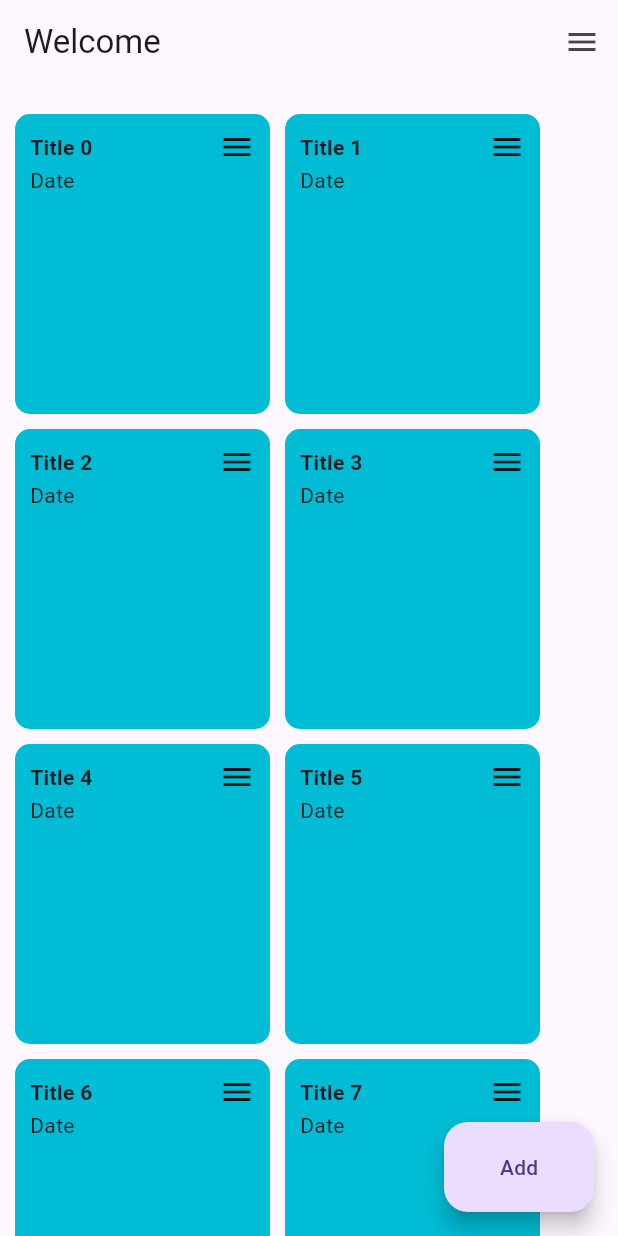
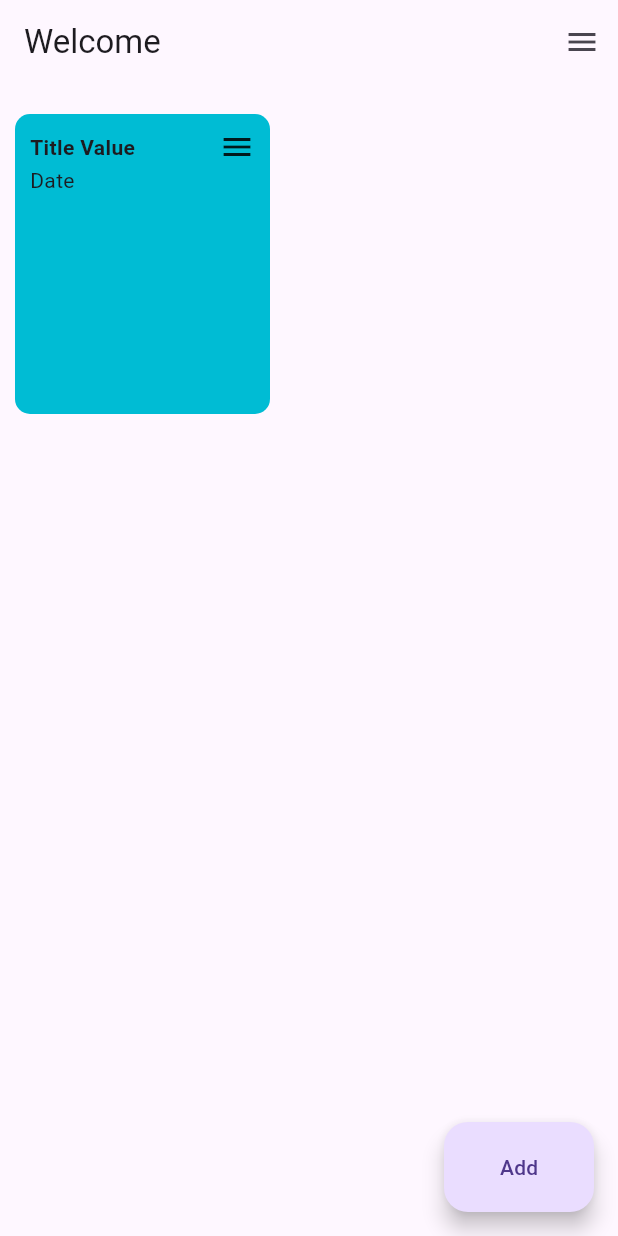
Before and after one commit to ishankanaujiya/note_app, a Flutter app: the screen it shows after launch, after a tap on the "menu" icon, on a phone screen of 412 x 824 dp. Run offline on Flutter 3.47's test engine with Material 3 defaults, Android fonts, the phone set to English and light mode, and no system bars.

Commit message:
Folder Added in the Home Page Dynamically

```diff
--- a/lib/CreateFolders.dart
+++ b/lib/CreateFolders.dart
@@ -1,4 +1,5 @@
 import 'package:flutter/material.dart';
+import 'package:note_app/MainHome.dart';
 class CreateNewFolders extends StatefulWidget {
   @override
   State<CreateNewFolders> createState() => _CreateNewFoldersState();
@@ -19,7 +20,10 @@ class _CreateNewFoldersState extends State<CreateNewFolders> {
         centerTitle: true,
         leading: IconButton(
             onPressed: () {
-              Navigator.pop(context);
+              //Navigator.pop(context);
+              Navigator.pushReplacement(context, MaterialPageRoute(
+                builder: (context) => Home(folderName)
+              ));
             },
             icon: Icon(Icons.keyboard_backspace_rounded),
         ),
--- a/lib/MainHome.dart
+++ b/lib/MainHome.dart
@@ -1,8 +1,10 @@
 import 'package:flutter/material.dart';
 import 'package:note_app/CreateFolders.dart';
 class Home extends StatefulWidget {
+  List<String> folderName = [];
+  Home(this.folderName);
   @override
-  State<Home> createState() => _HomeState();
+  State<Home> createState() => _HomeState(folderName);
 }
 
 class _HomeState extends State<Home> {
@@ -10,6 +12,12 @@ class _HomeState extends State<Home> {
   double floatingActionButtonHeight = 60;
   bool clickCheck = false;
   List<List<String>> folderList = [["Default"]];
+
+  List<String> folderName = [];
+  _HomeState(this.folderName);
+
+  var folderNameLength = 0;
+
   @override
   Widget build(BuildContext context) {
     return Scaffold(
@@ -32,8 +40,13 @@ class _HomeState extends State<Home> {
               spacing: 10,
               runSpacing: 10,
               children: List.generate(
-                60,
-                  (index) => Container(
+
+              folderName.length,
+                  (index) => InkWell(
+                    onTap: () {
+                      print(index);
+                    },
+                    child: Container(
                     width: 170,
                     height: 200,
                     padding: EdgeInsets.all(10),
@@ -51,13 +64,14 @@ class _HomeState extends State<Home> {
                          mainAxisAlignment: MainAxisAlignment.spaceBetween,
                          children: <Widget>[
 
-                         Text("Title $index", style: TextStyle(fontWeight: FontWeight.bold)),
+                           Text("Title ${folderName[index]}", style: TextStyle(fontWeight: FontWeight.bold)),
                            Icon(Icons.menu),
                          ],
                        ),
 
                         Text("Date"),
                       ],
+                    ),
                                     ),
                   ),
               ),
@@ -115,7 +129,7 @@ class AddButton extends StatelessWidget {
           // Icon(Icons.file_open),
           IconButton(
               onPressed: (){
-                Navigator.push(context, MaterialPageRoute(
+                Navigator.pushReplacement(context, MaterialPageRoute(
                   builder: (context) => CreateNewFolders()
                 ));
               },
--- a/lib/main.dart
+++ b/lib/main.dart
@@ -2,8 +2,9 @@ import 'package:flutter/material.dart';
 import 'MainHome.dart';
 //import 'CreateFolders.dart';
 void main() {
+  List<String> folderName = ["Value"];
   runApp(MaterialApp(
     debugShowCheckedModeBanner: false,
-    home: Home(),
+    home: Home(folderName),
   ));
 }
```
Lines whose indentation alone changed are shown as unchanged.
